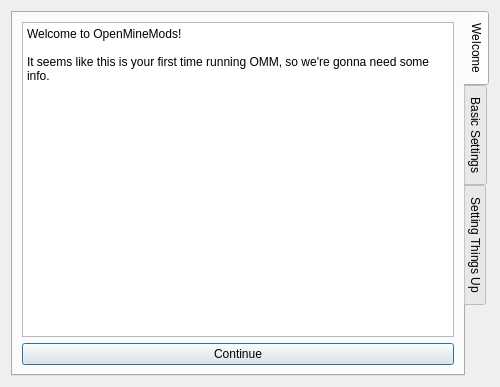
Before: the Qt Designer form UI/SetupDialog.ui in OpenMineMods/OpenMineMods, drawn with Qt 5.
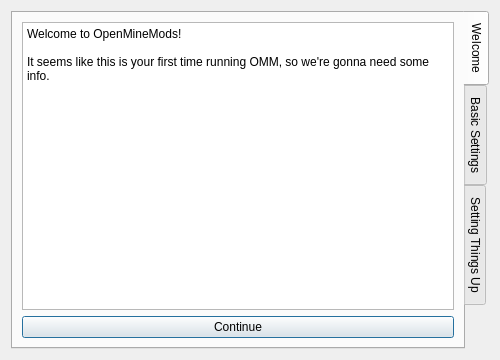
After: the same form once the commit is applied. Icons and pictures are not drawn.

Patch:
```diff
--- a/UI/SetupDialog.ui
+++ b/UI/SetupDialog.ui
@@ -7,9 +7,15 @@
     <x>0</x>
     <y>0</y>
     <width>500</width>
-    <height>387</height>
+    <height>360</height>
    </rect>
   </property>
+  <property name="minimumSize">
+   <size>
+    <width>500</width>
+    <height>360</height>
+   </size>
+  </property>
   <property name="windowTitle">
    <string>OpenMineMods Setup</string>
   </property>
```
Left out of the diff: 4 changed lines with no effect on the pictures.
